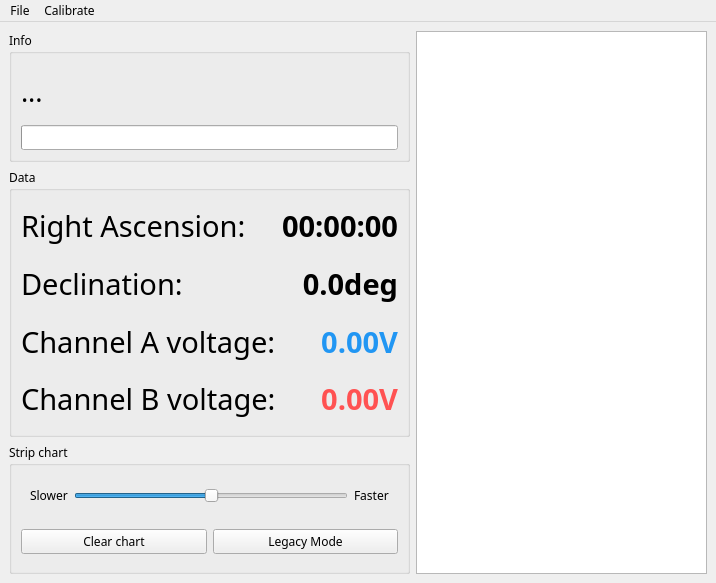
Above: threepio/layouts/threepio.ui from finnjames/verdant-shores before the change. Below: the same form after it.
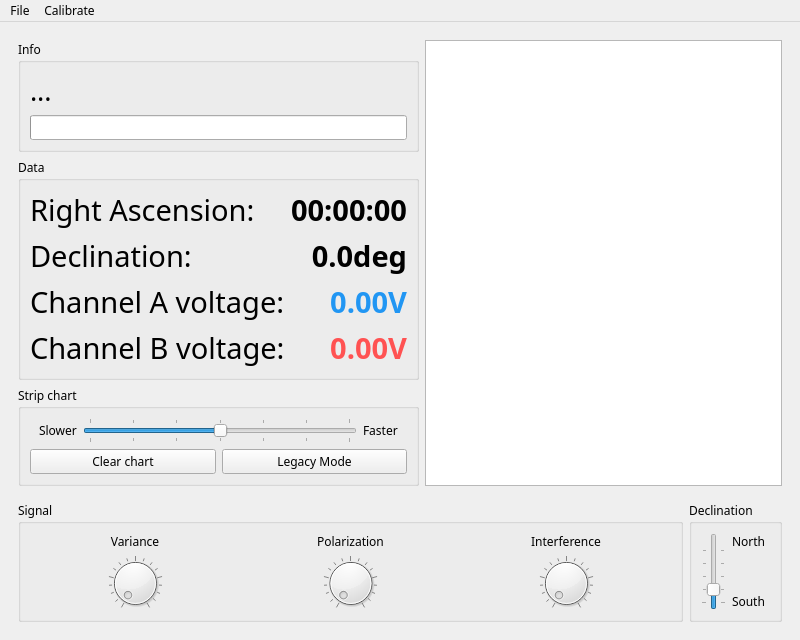
That is the form after the change. Custom widgets are drawn as their Qt base class.

The edit to the form file:
```diff
--- a/threepio/layouts/threepio.ui
+++ b/threepio/layouts/threepio.ui
@@ -6,471 +6,733 @@
    <rect>
     <x>0</x>
     <y>0</y>
-    <width>716</width>
-    <height>583</height>
+    <width>800</width>
+    <height>640</height>
    </rect>
   </property>
+  <property name="minimumSize">
+   <size>
+    <width>800</width>
+    <height>640</height>
+   </size>
+  </property>
+  <property name="maximumSize">
+   <size>
+    <width>800</width>
+    <height>640</height>
+   </size>
+  </property>
   <property name="windowTitle">
    <string>MainWindow</string>
   </property>
   <widget class="QWidget" name="centralwidget">
    <layout class="QGridLayout" name="gridLayout">
-    <item row="0" column="2" rowspan="4">
-     <widget class="QChartView" name="stripchart">
-      <property name="sizePolicy">
-       <sizepolicy hsizetype="Preferred" vsizetype="Expanding">
-        <horstretch>0</horstretch>
-        <verstretch>0</verstretch>
-       </sizepolicy>
-      </property>
-      <property name="minimumSize">
-       <size>
-        <width>100</width>
-        <height>0</height>
-       </size>
-      </property>
-     </widget>
-    </item>
     <item row="0" column="0">
-     <widget class="QGroupBox" name="groupBox">
-      <property name="font">
-       <font>
-        <family>Iosevka Aile</family>
-       </font>
-      </property>
-      <property name="title">
-       <string>Info</string>
-      </property>
-      <layout class="QGridLayout" name="gridLayout_5">
-       <item row="0" column="0">
-        <widget class="QLabel" name="message_label">
-         <property name="font">
-          <font>
-           <family>Iosevka Aile</family>
-           <pointsize>20</pointsize>
-          </font>
-         </property>
-         <property name="text">
-          <string>...</string>
-         </property>
-        </widget>
-       </item>
-       <item row="1" column="0">
-        <widget class="QProgressBar" name="progressBar">
+     <widget class="QFrame" name="main_frame">
+      <layout class="QGridLayout" name="gridLayout_7">
+       <item row="0" column="1" rowspan="3">
+        <widget class="QChartView" name="stripchart">
          <property name="sizePolicy">
-          <sizepolicy hsizetype="Preferred" vsizetype="Fixed">
+          <sizepolicy hsizetype="Preferred" vsizetype="Expanding">
            <horstretch>0</horstretch>
            <verstretch>0</verstretch>
           </sizepolicy>
          </property>
+         <property name="minimumSize">
+          <size>
+           <width>100</width>
+           <height>0</height>
+          </size>
+         </property>
+        </widget>
+       </item>
+       <item row="0" column="0">
+        <widget class="QGroupBox" name="groupBox">
          <property name="font">
           <font>
            <family>Iosevka Aile</family>
           </font>
          </property>
-         <property name="alignment">
-          <set>Qt::AlignLeading|Qt::AlignLeft|Qt::AlignVCenter</set>
+         <property name="title">
+          <string>Info</string>
          </property>
-         <property name="invertedAppearance">
-          <bool>false</bool>
-         </property>
+         <layout class="QGridLayout" name="gridLayout_5">
+          <item row="0" column="0">
+           <widget class="QLabel" name="message_label">
+            <property name="font">
+             <font>
+              <family>Iosevka Aile</family>
+              <pointsize>20</pointsize>
+             </font>
+            </property>
+            <property name="text">
+             <string>...</string>
+            </property>
+           </widget>
+          </item>
+          <item row="1" column="0">
+           <widget class="QProgressBar" name="progressBar">
+            <property name="sizePolicy">
+             <sizepolicy hsizetype="Preferred" vsizetype="Fixed">
+              <horstretch>0</horstretch>
+              <verstretch>0</verstretch>
+             </sizepolicy>
+            </property>
+            <property name="font">
+             <font>
+              <family>Iosevka Aile</family>
+             </font>
+            </property>
+            <property name="alignment">
+             <set>Qt::AlignLeading|Qt::AlignLeft|Qt::AlignVCenter</set>
+            </property>
+            <property name="invertedAppearance">
+             <bool>false</bool>
+            </property>
+           </widget>
+          </item>
+         </layout>
         </widget>
        </item>
-      </layout>
-     </widget>
-    </item>
-    <item row="1" column="0" rowspan="2">
-     <widget class="QGroupBox" name="data_display_group">
-      <property name="sizePolicy">
-       <sizepolicy hsizetype="Preferred" vsizetype="Preferred">
-        <horstretch>0</horstretch>
-        <verstretch>0</verstretch>
-       </sizepolicy>
-      </property>
-      <property name="font">
-       <font>
-        <family>Iosevka Aile</family>
-       </font>
-      </property>
-      <property name="title">
-       <string>Data</string>
-      </property>
-      <layout class="QGridLayout" name="gridLayout_2">
        <item row="2" column="0">
-        <widget class="QLabel" name="dec_label">
-         <property name="font">
-          <font>
-           <family>Iosevka Aile</family>
-           <pointsize>22</pointsize>
-          </font>
+        <widget class="QGroupBox" name="stripchart_control_group">
+         <property name="sizePolicy">
+          <sizepolicy hsizetype="Preferred" vsizetype="Preferred">
+           <horstretch>0</horstretch>
+           <verstretch>0</verstretch>
+          </sizepolicy>
          </property>
-         <property name="text">
-          <string>Declination:</string>
-         </property>
-        </widget>
-       </item>
-       <item row="5" column="0">
-        <widget class="QLabel" name="channelB_label">
          <property name="font">
           <font>
            <family>Iosevka Aile</family>
-           <pointsize>22</pointsize>
           </font>
          </property>
-         <property name="text">
-          <string>Channel B voltage:</string>
+         <property name="title">
+          <string>Strip chart</string>
          </property>
-        </widget>
-       </item>
-       <item row="2" column="1">
-        <widget class="QLabel" name="dec_value">
-         <property name="font">
-          <font>
-           <family>Iosevka Aile</family>
-           <pointsize>22</pointsize>
-           <weight>75</weight>
-           <bold>true</bold>
-          </font>
-         </property>
-         <property name="text">
-          <string>0.0deg</string>
-         </property>
-         <property name="scaledContents">
-          <bool>false</bool>
-         </property>
-         <property name="alignment">
-          <set>Qt::AlignRight|Qt::AlignTrailing|Qt::AlignVCenter</set>
-         </property>
-        </widget>
-       </item>
-       <item row="3" column="1">
-        <widget class="QLabel" name="channelA_value">
-         <property name="palette">
-          <palette>
-           <active>
-            <colorrole role="WindowText">
-             <brush brushstyle="SolidPattern">
-              <color alpha="255">
-               <red>33</red>
-               <green>150</green>
-               <blue>243</blue>
-              </color>
-             </brush>
-            </colorrole>
-            <colorrole role="Text">
-             <brush brushstyle="SolidPattern">
-              <color alpha="255">
-               <red>33</red>
-               <green>150</green>
-               <blue>243</blue>
-              </color>
-             </brush>
-            </colorrole>
-           </active>
-           <inactive>
-            <colorrole role="WindowText">
-             <brush brushstyle="SolidPattern">
-              <color alpha="255">
-               <red>33</red>
-               <green>150</green>
-               <blue>243</blue>
-              </color>
-             </brush>
-            </colorrole>
-            <colorrole role="Text">
-             <brush brushstyle="SolidPattern">
-              <color alpha="255">
-               <red>33</red>
-               <green>150</green>
-               <blue>243</blue>
-              </color>
-             </brush>
-            </colorrole>
-           </inactive>
-           <disabled>
-            <colorrole role="WindowText">
-             <brush brushstyle="SolidPattern">
-              <color alpha="255">
-               <red>127</red>
-               <green>127</green>
-               <blue>127</blue>
-              </color>
-             </brush>
-            </colorrole>
-            <colorrole role="Text">
-             <brush brushstyle="SolidPattern">
-              <color alpha="255">
-               <red>127</red>
-               <green>127</green>
-               <blue>127</blue>
-              </color>
-             </brush>
-            </colorrole>
-           </disabled>
-          </palette>
-         </property>
-         <property name="font">
-          <font>
-           <family>Iosevka Aile</family>
-           <pointsize>22</pointsize>
-           <weight>75</weight>
-           <bold>true</bold>
-          </font>
-         </property>
-         <property name="text">
-          <string>0.00V</string>
-         </property>
-         <property name="scaledContents">
-          <bool>false</bool>
-         </property>
-         <property name="alignment">
-          <set>Qt::AlignRight|Qt::AlignTrailing|Qt::AlignVCenter</set>
-         </property>
-        </widget>
-       </item>
-       <item row="3" column="0">
-        <widget class="QLabel" name="channelA_label">
-         <property name="font">
-          <font>
-           <family>Iosevka Aile</family>
-           <pointsize>22</pointsize>
-          </font>
-         </property>
-         <property name="text">
-          <string>Channel A voltage:</string>
-         </property>
-        </widget>
-       </item>
-       <item row="1" column="1">
-        <widget class="QLabel" name="ra_value">
-         <property name="font">
-          <font>
-           <family>Iosevka Aile</family>
-           <pointsize>22</pointsize>
-           <weight>75</weight>
-           <bold>true</bold>
-          </font>
-         </property>
-         <property name="text">
-          <string>00:00:00</string>
-         </property>
-         <property name="scaledContents">
-          <bool>false</bool>
-         </property>
-         <property name="alignment">
-          <set>Qt::AlignRight|Qt::AlignTrailing|Qt::AlignVCenter</set>
-         </property>
-        </widget>
-       </item>
-       <item row="5" column="1">
-        <widget class="QLabel" name="channelB_value">
-         <property name="palette">
-          <palette>
-           <active>
-            <colorrole role="WindowText">
-             <brush brushstyle="SolidPattern">
-              <color alpha="255">
-               <red>255</red>
-               <green>82</green>
-               <blue>82</blue>
-              </color>
-             </brush>
-            </colorrole>
-            <colorrole role="Text">
-             <brush brushstyle="SolidPattern">
-              <color alpha="255">
-               <red>255</red>
-               <green>82</green>
-               <blue>82</blue>
-              </color>
-             </brush>
-            </colorrole>
-           </active>
-           <inactive>
-            <colorrole role="WindowText">
-             <brush brushstyle="SolidPattern">
-              <color alpha="255">
-               <red>255</red>
-               <green>82</green>
-               <blue>82</blue>
-              </color>
-             </brush>
-            </colorrole>
-            <colorrole role="Text">
-             <brush brushstyle="SolidPattern">
-              <color alpha="255">
-               <red>255</red>
-               <green>82</green>
-               <blue>82</blue>
-              </color>
-             </brush>
-            </colorrole>
-           </inactive>
-           <disabled>
-            <colorrole role="WindowText">
-             <brush brushstyle="SolidPattern">
-              <color alpha="255">
-               <red>127</red>
-               <green>127</green>
-               <blue>127</blue>
-              </color>
-             </brush>
-            </colorrole>
-            <colorrole role="Text">
-             <brush brushstyle="SolidPattern">
-              <color alpha="255">
-               <red>127</red>
-               <green>127</green>
-               <blue>127</blue>
-              </color>
-             </brush>
-            </colorrole>
-           </disabled>
-          </palette>
-         </property>
-         <property name="font">
-          <font>
-           <family>Iosevka Aile</family>
-           <pointsize>22</pointsize>
-           <weight>75</weight>
-           <bold>true</bold>
-          </font>
-         </property>
-         <property name="text">
-          <string>0.00V</string>
-         </property>
-         <property name="scaledContents">
-          <bool>false</bool>
-         </property>
-         <property name="alignment">
-          <set>Qt::AlignRight|Qt::AlignTrailing|Qt::AlignVCenter</set>
-         </property>
+         <layout class="QGridLayout" name="gridLayout_4">
+          <item row="0" column="0" colspan="4">
+           <widget class="QFrame" name="frame_2">
+            <layout class="QGridLayout" name="gridLayout_3">
+             <property name="topMargin">
+              <number>0</number>
+             </property>
+             <property name="bottomMargin">
+              <number>0</number>
+             </property>
+             <item row="0" column="0">
+              <widget class="QLabel" name="stripchart_slower_label">
+               <property name="font">
+                <font>
+                 <family>Iosevka Aile</family>
+                </font>
+               </property>
+               <property name="text">
+                <string>Slower</string>
+               </property>
+               <property name="alignment">
+                <set>Qt::AlignLeading|Qt::AlignLeft|Qt::AlignVCenter</set>
+               </property>
+              </widget>
+             </item>
+             <item row="0" column="1">
+              <widget class="QSlider" name="stripchart_speed_slider">
+               <property name="maximum">
+                <number>6</number>
+               </property>
+               <property name="value">
+                <number>3</number>
+               </property>
+               <property name="orientation">
+                <enum>Qt::Horizontal</enum>
+               </property>
+               <property name="tickPosition">
+                <enum>QSlider::TicksBothSides</enum>
+               </property>
+               <property name="tickInterval">
+                <number>1</number>
+               </property>
+              </widget>
+             </item>
+             <item row="0" column="2">
+              <widget class="QLabel" name="stripchart_faster_label">
+               <property name="font">
+                <font>
+                 <family>Iosevka Aile</family>
+                </font>
+               </property>
+               <property name="text">
+                <string>Faster</string>
+               </property>
+               <property name="alignment">
+                <set>Qt::AlignLeading|Qt::AlignLeft|Qt::AlignVCenter</set>
+               </property>
+              </widget>
+             </item>
+            </layout>
+           </widget>
+          </item>
+          <item row="3" column="0" colspan="4">
+           <widget class="QFrame" name="frame">
+            <layout class="QHBoxLayout" name="horizontalLayout">
+             <property name="leftMargin">
+              <number>0</number>
+             </property>
+             <property name="topMargin">
+              <number>0</number>
+             </property>
+             <property name="rightMargin">
+              <number>0</number>
+             </property>
+             <property name="bottomMargin">
+              <number>0</number>
+             </property>
+             <item>
+              <widget class="QPushButton" name="chart_clear_button">
+               <property name="font">
+                <font>
+                 <family>Iosevka Aile</family>
+                </font>
+               </property>
+               <property name="text">
+                <string>Clear chart</string>
+               </property>
+              </widget>
+             </item>
+             <item>
+              <widget class="QPushButton" name="chart_legacy_button">
+               <property name="font">
+                <font>
+                 <family>Iosevka Aile</family>
+                </font>
+               </property>
+               <property name="text">
+                <string>Legacy Mode</string>
+               </property>
+              </widget>
+             </item>
+            </layout>
+           </widget>
+          </item>
+         </layout>
         </widget>
        </item>
        <item row="1" column="0">
-        <widget class="QLabel" name="ra_label">
+        <widget class="QGroupBox" name="data_display_group">
+         <property name="sizePolicy">
+          <sizepolicy hsizetype="Preferred" vsizetype="Preferred">
+           <horstretch>0</horstretch>
+           <verstretch>0</verstretch>
+          </sizepolicy>
+         </property>
          <property name="font">
           <font>
            <family>Iosevka Aile</family>
-           <pointsize>22</pointsize>
           </font>
          </property>
-         <property name="text">
-          <string>Right Ascension:</string>
+         <property name="title">
+          <string>Data</string>
          </property>
+         <layout class="QGridLayout" name="gridLayout_2">
+          <item row="2" column="0">
+           <widget class="QLabel" name="dec_label">
+            <property name="font">
+             <font>
+              <family>Iosevka Aile</family>
+              <pointsize>22</pointsize>
+             </font>
+            </property>
+            <property name="text">
+             <string>Declination:</string>
+            </property>
+           </widget>
+          </item>
+          <item row="5" column="0">
+           <widget class="QLabel" name="channelB_label">
+            <property name="font">
+             <font>
+              <family>Iosevka Aile</family>
+              <pointsize>22</pointsize>
+             </font>
+            </property>
+            <property name="text">
+             <string>Channel B voltage:</string>
+            </property>
+           </widget>
+          </item>
+          <item row="2" column="1">
+           <widget class="QLabel" name="dec_value">
+            <property name="font">
+             <font>
+              <family>Iosevka Aile</family>
+              <pointsize>22</pointsize>
+              <weight>75</weight>
+              <bold>true</bold>
+             </font>
+            </property>
+            <property name="text">
+             <string>0.0deg</string>
+            </property>
+            <property name="scaledContents">
+             <bool>false</bool>
+            </property>
+            <property name="alignment">
+             <set>Qt::AlignRight|Qt::AlignTrailing|Qt::AlignVCenter</set>
+            </property>
+           </widget>
+          </item>
+          <item row="3" column="1">
+           <widget class="QLabel" name="channelA_value">
+            <property name="palette">
+             <palette>
+              <active>
+               <colorrole role="WindowText">
+                <brush brushstyle="SolidPattern">
+                 <color alpha="255">
+                  <red>33</red>
+                  <green>150</green>
+                  <blue>243</blue>
+                 </color>
+                </brush>
+               </colorrole>
+               <colorrole role="Text">
+                <brush brushstyle="SolidPattern">
+                 <color alpha="255">
+                  <red>33</red>
+                  <green>150</green>
+                  <blue>243</blue>
+                 </color>
+                </brush>
+               </colorrole>
+              </active>
+              <inactive>
+               <colorrole role="WindowText">
+                <brush brushstyle="SolidPattern">
+                 <color alpha="255">
+                  <red>33</red>
+                  <green>150</green>
+                  <blue>243</blue>
+                 </color>
+                </brush>
+               </colorrole>
+               <colorrole role="Text">
+                <brush brushstyle="SolidPattern">
+                 <color alpha="255">
+                  <red>33</red>
+                  <green>150</green>
+                  <blue>243</blue>
+                 </color>
+                </brush>
+               </colorrole>
+              </inactive>
+              <disabled>
+               <colorrole role="WindowText">
+                <brush brushstyle="SolidPattern">
+                 <color alpha="255">
+                  <red>127</red>
+                  <green>127</green>
+                  <blue>127</blue>
+                 </color>
+                </brush>
+               </colorrole>
+               <colorrole role="Text">
+                <brush brushstyle="SolidPattern">
+                 <color alpha="255">
+                  <red>127</red>
+                  <green>127</green>
+                  <blue>127</blue>
+                 </color>
+                </brush>
+               </colorrole>
+              </disabled>
+             </palette>
+            </property>
+            <property name="font">
+             <font>
+              <family>Iosevka Aile</family>
+              <pointsize>22</pointsize>
+              <weight>75</weight>
+              <bold>true</bold>
+             </font>
+            </property>
+            <property name="text">
+             <string>0.00V</string>
+            </property>
+            <property name="scaledContents">
+             <bool>false</bool>
+            </property>
+            <property name="alignment">
+             <set>Qt::AlignRight|Qt::AlignTrailing|Qt::AlignVCenter</set>
+            </property>
+           </widget>
+          </item>
+          <item row="3" column="0">
+           <widget class="QLabel" name="channelA_label">
+            <property name="font">
+             <font>
+              <family>Iosevka Aile</family>
+              <pointsize>22</pointsize>
+             </font>
+            </property>
+            <property name="text">
+             <string>Channel A voltage:</string>
+            </property>
+           </widget>
+          </item>
+          <item row="1" column="1">
+           <widget class="QLabel" name="ra_value">
+            <property name="font">
+             <font>
+              <family>Iosevka Aile</family>
+              <pointsize>22</pointsize>
+              <weight>75</weight>
+              <bold>true</bold>
+             </font>
+            </property>
+            <property name="text">
+             <string>00:00:00</string>
+            </property>
+            <property name="scaledContents">
+             <bool>false</bool>
+            </property>
+            <property name="alignment">
+             <set>Qt::AlignRight|Qt::AlignTrailing|Qt::AlignVCenter</set>
+            </property>
+           </widget>
+          </item>
+          <item row="5" column="1">
+           <widget class="QLabel" name="channelB_value">
+            <property name="palette">
+             <palette>
+              <active>
+               <colorrole role="WindowText">
+                <brush brushstyle="SolidPattern">
+                 <color alpha="255">
+                  <red>255</red>
+                  <green>82</green>
+                  <blue>82</blue>
+                 </color>
+                </brush>
+               </colorrole>
+               <colorrole role="Text">
+                <brush brushstyle="SolidPattern">
+                 <color alpha="255">
+                  <red>255</red>
+                  <green>82</green>
+                  <blue>82</blue>
+                 </color>
+                </brush>
+               </colorrole>
+              </active>
+              <inactive>
+               <colorrole role="WindowText">
+                <brush brushstyle="SolidPattern">
+                 <color alpha="255">
+                  <red>255</red>
+                  <green>82</green>
+                  <blue>82</blue>
+                 </color>
+                </brush>
+               </colorrole>
+               <colorrole role="Text">
+                <brush brushstyle="SolidPattern">
+                 <color alpha="255">
+                  <red>255</red>
+                  <green>82</green>
+                  <blue>82</blue>
+                 </color>
+                </brush>
+               </colorrole>
+              </inactive>
+              <disabled>
+               <colorrole role="WindowText">
+                <brush brushstyle="SolidPattern">
+                 <color alpha="255">
+                  <red>127</red>
+                  <green>127</green>
+                  <blue>127</blue>
+                 </color>
+                </brush>
+               </colorrole>
+               <colorrole role="Text">
+                <brush brushstyle="SolidPattern">
+                 <color alpha="255">
+                  <red>127</red>
+                  <green>127</green>
+                  <blue>127</blue>
+                 </color>
+                </brush>
+               </colorrole>
+              </disabled>
+             </palette>
+            </property>
+            <property name="font">
+             <font>
+              <family>Iosevka Aile</family>
+              <pointsize>22</pointsize>
+              <weight>75</weight>
+              <bold>true</bold>
+             </font>
+            </property>
+            <property name="text">
+             <string>0.00V</string>
+            </property>
+            <property name="scaledContents">
+             <bool>false</bool>
+            </property>
+            <property name="alignment">
+             <set>Qt::AlignRight|Qt::AlignTrailing|Qt::AlignVCenter</set>
+            </property>
+           </widget>
+          </item>
+          <item row="1" column="0">
+           <widget class="QLabel" name="ra_label">
+            <property name="font">
+             <font>
+              <family>Iosevka Aile</family>
+              <pointsize>22</pointsize>
+             </font>
+            </property>
+            <property name="text">
+             <string>Right Ascension:</string>
+            </property>
+           </widget>
+          </item>
+         </layout>
         </widget>
        </item>
       </layout>
      </widget>
     </item>
-    <item row="3" column="0">
-     <widget class="QGroupBox" name="stripchart_control_group">
+    <item row="1" column="0">
+     <widget class="QFrame" name="testing_frame">
       <property name="sizePolicy">
-       <sizepolicy hsizetype="Preferred" vsizetype="Preferred">
+       <sizepolicy hsizetype="Preferred" vsizetype="Maximum">
         <horstretch>0</horstretch>
         <verstretch>0</verstretch>
        </sizepolicy>
       </property>
-      <property name="font">
-       <font>
-        <family>Iosevka Aile</family>
-       </font>
-      </property>
-      <property name="title">
-       <string>Strip chart</string>
-      </property>
-      <layout class="QGridLayout" name="gridLayout_4">
-       <item row="0" column="0" colspan="4">
-        <widget class="QFrame" name="frame_2">
-         <layout class="QGridLayout" name="gridLayout_3">
-          <property name="topMargin">
-           <number>0</number>
-          </property>
-          <property name="bottomMargin">
-           <number>0</number>
-          </property>
-          <item row="0" column="0">
-           <widget class="QLabel" name="stripchart_slower_label">
+      <layout class="QGridLayout" name="gridLayout_8">
+       <property name="topMargin">
+        <number>0</number>
+       </property>
+       <item row="0" column="1">
+        <widget class="QGroupBox" name="dec_group_box">
+         <property name="sizePolicy">
+          <sizepolicy hsizetype="Maximum" vsizetype="Preferred">
+           <horstretch>0</horstretch>
+           <verstretch>0</verstretch>
+          </sizepolicy>
+         </property>
+         <property name="font">
+          <font>
+           <family>Iosevka Aile</family>
+          </font>
+         </property>
+         <property name="title">
+          <string>Declination</string>
+         </property>
+         <layout class="QGridLayout" name="gridLayout_9">
+          <item row="0" column="0" rowspan="2">
+           <widget class="QSlider" name="declination_slider">
             <property name="font">
              <font>
               <family>Iosevka Aile</family>
              </font>
             </property>
-            <property name="text">
-             <string>Slower</string>
+            <property name="minimum">
+             <number>-25</number>
             </property>
-            <property name="alignment">
-             <set>Qt::AlignLeading|Qt::AlignLeft|Qt::AlignVCenter</set>
+            <property name="maximum">
+             <number>95</number>
+            </property>
+            <property name="singleStep">
+             <number>5</number>
+            </property>
+            <property name="tickPosition">
+             <enum>QSlider::TicksBothSides</enum>
+            </property>
+            <property name="tickInterval">
+             <number>25</number>
             </property>
            </widget>
           </item>
           <item row="0" column="1">
-           <widget class="QSlider" name="stripchart_speed_slider">
+           <widget class="QLabel" name="north_label">
+            <property name="font">
+             <font>
+              <family>Iosevka Aile</family>
+             </font>
+            </property>
+            <property name="text">
+             <string>North</string>
+            </property>
+            <property name="alignment">
+             <set>Qt::AlignLeading|Qt::AlignLeft|Qt::AlignTop</set>
+            </property>
+           </widget>
+          </item>
+          <item row="1" column="1">
+           <widget class="QLabel" name="south_label">
+            <property name="font">
+             <font>
+              <family>Iosevka Aile</family>
+             </font>
+            </property>
+            <property name="text">
+             <string>South</string>
+            </property>
+            <property name="alignment">
+             <set>Qt::AlignBottom|Qt::AlignLeading|Qt::AlignLeft</set>
+            </property>
+           </widget>
+          </item>
+         </layout>
+        </widget>
+       </item>
+       <item row="0" column="0">
+        <widget class="QGroupBox" name="signal_group_box">
+         <property name="sizePolicy">
+          <sizepolicy hsizetype="Preferred" vsizetype="Maximum">
+           <horstretch>0</horstretch>
+           <verstretch>0</verstretch>
+          </sizepolicy>
+         </property>
+         <property name="font">
+          <font>
+           <family>Iosevka Aile</family>
+          </font>
+         </property>
+         <property name="title">
+          <string>Signal</string>
+         </property>
+         <layout class="QGridLayout" name="gridLayout_6">
+          <item row="1" column="0">
+           <widget class="QDial" name="variance_dial">
+            <property name="font">
+             <font>
+              <family>Iosevka Aile</family>
+             </font>
+            </property>
+            <property name="minimum">
+             <number>0</number>
+            </property>
             <property name="maximum">
-             <number>6</number>
+             <number>16</number>
+            </property>
+            <property name="pageStep">
+             <number>4</number>
             </property>
             <property name="value">
-             <number>3</number>
+             <number>0</number>
             </property>
-            <property name="orientation">
-             <enum>Qt::Horizontal</enum>
+            <property name="wrapping">
+             <bool>false</bool>
             </property>
+            <property name="notchTarget">
+             <double>1.000000000000000</double>
+            </property>
+            <property name="notchesVisible">
+             <bool>true</bool>
+            </property>
            </widget>
           </item>
-          <item row="0" column="2">
-           <widget class="QLabel" name="stripchart_faster_label">
+          <item row="0" column="0">
+           <widget class="QLabel" name="variance_label">
             <property name="font">
              <font>
               <family>Iosevka Aile</family>
              </font>
             </property>
             <property name="text">
-             <string>Faster</string>
+             <string>Variance</string>
             </property>
             <property name="alignment">
-             <set>Qt::AlignLeading|Qt::AlignLeft|Qt::AlignVCenter</set>
+             <set>Qt::AlignCenter</set>
             </property>
            </widget>
           </item>
-         </layout>
-        </widget>
-       </item>
-       <item row="3" column="0" colspan="4">
-        <widget class="QFrame" name="frame">
-         <layout class="QHBoxLayout" name="horizontalLayout">
-          <property name="leftMargin">
-           <number>0</number>
-          </property>
-          <property name="topMargin">
-           <number>0</number>
-          </property>
-          <property name="rightMargin">
-           <number>0</number>
-          </property>
-          <property name="bottomMargin">
-           <number>0</number>
-          </property>
-          <item>
-           <widget class="QPushButton" name="chart_clear_button">
+          <item row="0" column="1">
+           <widget class="QLabel" name="polarization_label">
             <property name="font">
              <font>
               <family>Iosevka Aile</family>
              </font>
             </property>
             <property name="text">
-             <string>Clear chart</string>
+             <string>Polarization</string>
             </property>
+            <property name="alignment">
+             <set>Qt::AlignCenter</set>
+            </property>
            </widget>
           </item>
-          <item>
-           <widget class="QPushButton" name="chart_legacy_button">
+          <item row="0" column="3">
+           <widget class="QLabel" name="noise_label">
             <property name="font">
              <font>
               <family>Iosevka Aile</family>
              </font>
             </property>
             <property name="text">
-             <string>Legacy Mode</string>
+             <string>Interference</string>
+            </property>
+            <property name="alignment">
+             <set>Qt::AlignCenter</set>
+            </property>
+           </widget>
+          </item>
+          <item row="1" column="1">
+           <widget class="QDial" name="polarization_dial">
+            <property name="font">
+             <font>
+              <family>Iosevka Aile</family>
+             </font>
+            </property>
+            <property name="minimum">
+             <number>0</number>
+            </property>
+            <property name="maximum">
+             <number>16</number>
+            </property>
+            <property name="pageStep">
+             <number>4</number>
+            </property>
+            <property name="wrapping">
+             <bool>false</bool>
+            </property>
+            <property name="notchTarget">
+             <double>1.000000000000000</double>
+            </property>
+            <property name="notchesVisible">
+             <bool>true</bool>
+            </property>
+           </widget>
+          </item>
+          <item row="1" column="3">
+           <widget class="QDial" name="noise_dial">
+            <property name="font">
+             <font>
+              <family>Iosevka Aile</family>
+             </font>
+            </property>
+            <property name="minimum">
+             <number>0</number>
+            </property>
+            <property name="maximum">
+             <number>16</number>
+            </property>
+            <property name="pageStep">
+             <number>4</number>
+            </property>
+            <property name="wrapping">
+             <bool>false</bool>
+            </property>
+            <property name="notchTarget">
+             <double>1.000000000000000</double>
+            </property>
+            <property name="notchesVisible">
+             <bool>true</bool>
             </property>
            </widget>
           </item>
@@ -487,7 +749,7 @@
     <rect>
      <x>0</x>
      <y>0</y>
-     <width>716</width>
+     <width>800</width>
      <height>22</height>
     </rect>
    </property>
```
Left out of the diff: 3 changed lines with no effect on the pictures.
